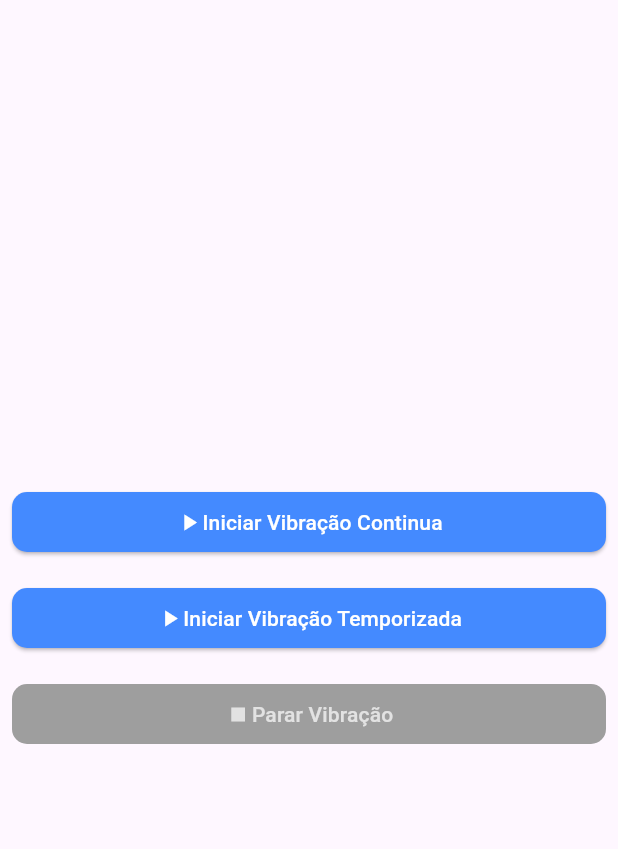
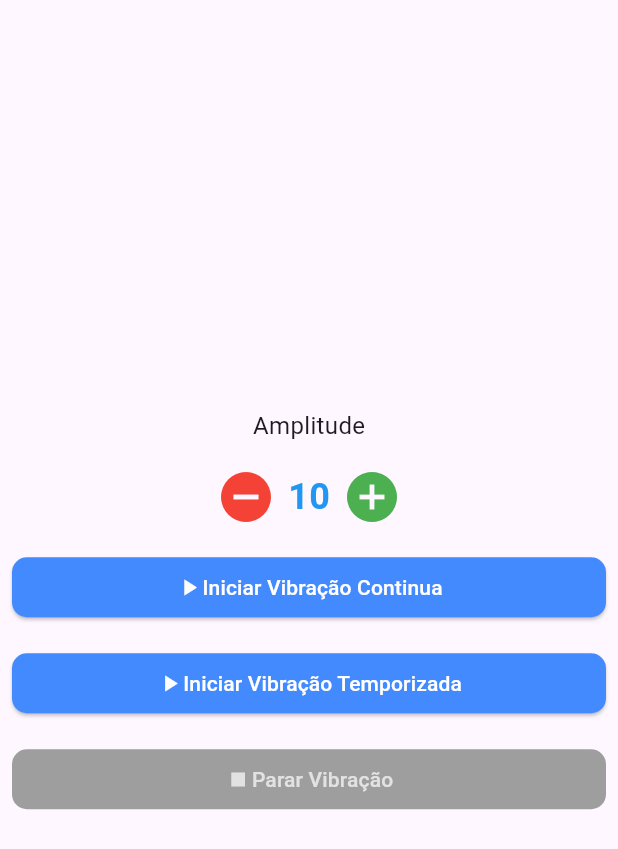
Before and after one commit to GabrielCairesDev/flutter_exemplo_vibracao, a Flutter app: the screen it shows after launch, on a phone screen of 412 x 824 dp. Shown: the top 849 px of the screen. Run offline on Flutter 3.47's test engine with Material 3 defaults, Android fonts, the phone set to English and light mode, and no system bars.

Commit message:
criado widget de amplitude

```diff
--- a/lib/my_app.dart
+++ b/lib/my_app.dart
@@ -7,7 +7,7 @@ class MyApp extends StatelessWidget {
   @override
   Widget build(BuildContext context) {
     return MaterialApp(
-      title: 'Flutter Exemplo Vibracao',
+      title: 'Flutter Exemplo Vibração',
       home: const HomeView(),
     );
   }
--- a/lib/presentation/home/view/home_view.dart
+++ b/lib/presentation/home/view/home_view.dart
@@ -1,5 +1,6 @@
 import 'package:flutter/material.dart';
 import 'package:flutter_exemplo_vibracao/presentation/home/view_model/home_view_model.dart';
+import 'package:flutter_exemplo_vibracao/shared/widgets/amplitude_widget.dart';
 import 'package:flutter_exemplo_vibracao/shared/widgets/vibration_button_widget.dart';
 
 class HomeView extends StatefulWidget {
@@ -19,13 +20,13 @@ class _HomeViewState extends State<HomeView> {
       builder: (context, _) {
         return Scaffold(
           body: Column(
+            mainAxisAlignment: MainAxisAlignment.center,
             children: [
-              Expanded(
-                child: Center(
-                  child: Column(
-                    mainAxisAlignment: MainAxisAlignment.center,
-                    crossAxisAlignment: CrossAxisAlignment.center,
-                    children: [
+              AmplitudeWidget(
+                amplitude: vm.amplitude,
+                onPresseddecrement: vm.decrementAmplitude,
+                onPressedincrement: vm.incrementAmplitude,
+              ),
               VibrationButton(
                 text: 'Iniciar Vibração Continua',
                 isVibrating: vm.isVibrating,
@@ -44,10 +45,6 @@ class _HomeViewState extends State<HomeView> {
               ),
             ],
           ),
-                ),
-              ),
-            ],
-          ),
         );
       },
     );
--- a/lib/presentation/home/view_model/home_view_model.dart
+++ b/lib/presentation/home/view_model/home_view_model.dart
@@ -2,6 +2,23 @@ import 'package:flutter/material.dart';
 
 class HomeViewModel extends ChangeNotifier {
   bool isVibrating = false;
+  int amplitude = 10;
+
+  void decrementAmplitude() {
+    if (amplitude > 1) {
+      amplitude--;
+      notifyListeners();
+      debugPrint('--- > Amplitude diminuída: $amplitude < ---');
+    }
+  }
+
+  void incrementAmplitude() {
+    if (amplitude < 100) {
+      amplitude++;
+      notifyListeners();
+      debugPrint('--- > Amplitude aumentada: $amplitude < ---');
+    }
+  }
 
   void startVibration() {
     isVibrating = true;
--- /dev/null
+++ b/lib/shared/widgets/amplitude_widget.dart
@@ -0,0 +1,51 @@
+import 'package:flutter/material.dart';
+
+class AmplitudeWidget extends StatelessWidget {
+  const AmplitudeWidget({
+    super.key,
+    required this.amplitude,
+    required this.onPresseddecrement,
+    required this.onPressedincrement,
+  });
+
+  final int amplitude;
+  final VoidCallback onPresseddecrement;
+  final VoidCallback onPressedincrement;
+
+  @override
+  Widget build(BuildContext context) {
+    return Column(
+      children: [
+        Column(
+          children: [
+            Text('Amplitude', style: TextStyle(fontSize: 16)),
+            SizedBox(height: 8),
+            Row(
+              mainAxisAlignment: MainAxisAlignment.center,
+              children: [
+                IconButton(
+                  onPressed: onPresseddecrement,
+                  icon: Icon(Icons.remove_circle, color: Colors.red),
+                  iconSize: 40,
+                ),
+                Text(
+                  amplitude.toString(),
+                  style: TextStyle(
+                    fontSize: 24,
+                    fontWeight: FontWeight.bold,
+                    color: Colors.blue,
+                  ),
+                ),
+                IconButton(
+                  onPressed: onPressedincrement,
+                  icon: Icon(Icons.add_circle, color: Colors.green),
+                  iconSize: 40,
+                ),
+              ],
+            ),
+          ],
+        ),
+      ],
+    );
+  }
+}
```
Lines whose indentation alone changed are shown as unchanged.
